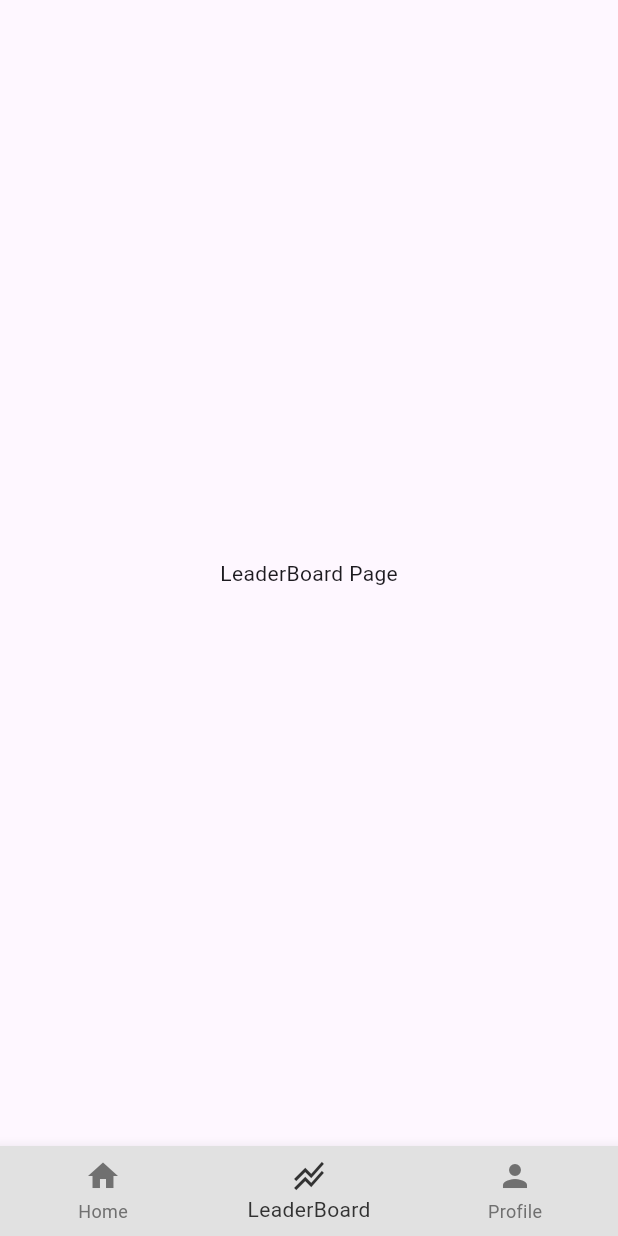
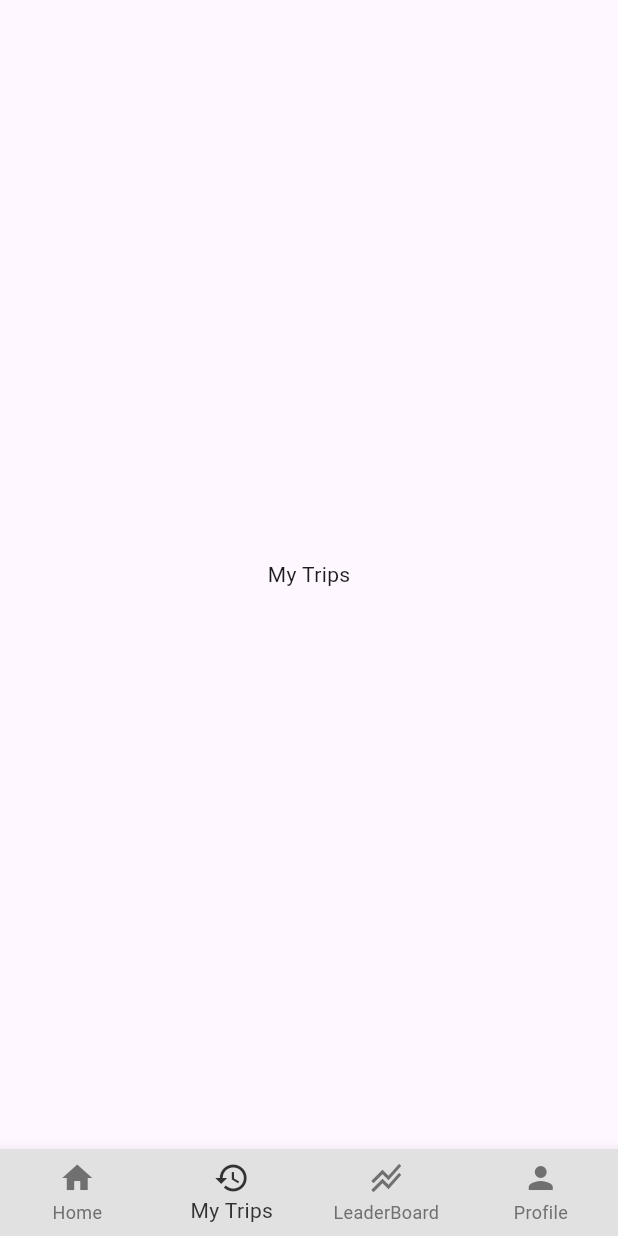
Before and after one commit to R-umaria/Group24F24, a Flutter app: the screen it shows after launch, item 2 of the bottom bar chosen, on a phone screen of 412 x 824 dp. Run offline on Flutter 3.47's test engine with Material 3 defaults, Android fonts, the phone set to English and light mode, and no system bars; our stand-ins replace flutter_custom_clippers, geolocator, permission_handler.

Commit message:
my trips page added

```diff
--- a/lib/pages/first_page.dart
+++ b/lib/pages/first_page.dart
@@ -2,6 +2,7 @@
 
 import 'package:drive_wise/pages/home_page.dart';
 import 'package:drive_wise/pages/leader_board_page.dart';
+import 'package:drive_wise/pages/my_trips.dart';
 import 'package:drive_wise/pages/profile_page.dart';
 import 'package:flutter/material.dart';
 
@@ -28,6 +29,9 @@ class _FirstPageState extends State<FirstPage> {
     // HomePage
     HomePage(),
 
+    // My Trips
+    MyTrips(),
+
     // LeaderBoardpage
     LeaderBoardPage(),
 
@@ -39,21 +43,26 @@ class _FirstPageState extends State<FirstPage> {
   Widget build(BuildContext context) {
     return Scaffold(
       body: _pages[_selectedIndex],
-      bottomNavigationBar: Container(
-        height: 60, // Decrease the height of the BottomNavigationBar
-        child: BottomNavigationBar(
+      bottomNavigationBar: BottomNavigationBar(
         currentIndex: _selectedIndex,
         onTap: _navigateBottomBar,
-          backgroundColor: Color.fromRGBO(225, 225, 225, 1),
-          selectedItemColor: Color.fromRGBO(50, 50, 50, 1), // Set color for selected item (icon and label)
-          unselectedItemColor: Color.fromRGBO(112, 112, 112, 1), // Set color for unselected item (icon and label)
-          selectedLabelStyle: TextStyle(color: Color.fromRGBO(50, 50, 50, 1)), // Set selected label color
-          unselectedLabelStyle: TextStyle(color: Color.fromRGBO(112, 112, 112, 1)), // Set unselected label color
+        backgroundColor: Color.fromRGBO(225, 225, 225, 1), // Set the background color
+        selectedItemColor: Color.fromRGBO(50, 50, 50, 1), // Set selected item color
+        unselectedItemColor: Color.fromRGBO(112, 112, 112, 1), // Set unselected item color
+        selectedLabelStyle: TextStyle(color: Color.fromRGBO(50, 50, 50, 1)), // Set color for selected label
+        unselectedLabelStyle: TextStyle(color: Color.fromRGBO(112, 112, 112, 1)), // Set color for unselected label
+        type: BottomNavigationBarType.fixed, // This ensures that the BottomNavigationBar shows all icons in a row
         items: [
-            // home
+          // Home
           BottomNavigationBarItem(
             icon: Icon(Icons.home),
             label: 'Home',
+          ),
+
+          // My Trips
+          BottomNavigationBarItem(
+            icon: Icon(Icons.restore),
+            label: 'My Trips',
           ),
 
           // LeaderBoard
@@ -69,7 +78,6 @@ class _FirstPageState extends State<FirstPage> {
           ),
         ],
       ),
-      ),
     );
   }
 }
--- /dev/null
+++ b/lib/pages/my_trips.dart
@@ -0,0 +1,16 @@
+// ignore_for_file: prefer_const_constructors
+
+import 'package:flutter/material.dart';
+
+class MyTrips extends StatelessWidget {
+  const MyTrips({super.key});
+
+  @override
+  Widget build(BuildContext context) {
+    return Scaffold(
+      body: Center(
+        child: Text("My Trips"),
+      ),
+    );
+  }
+}
```
Lines whose indentation alone changed are shown as unchanged.
